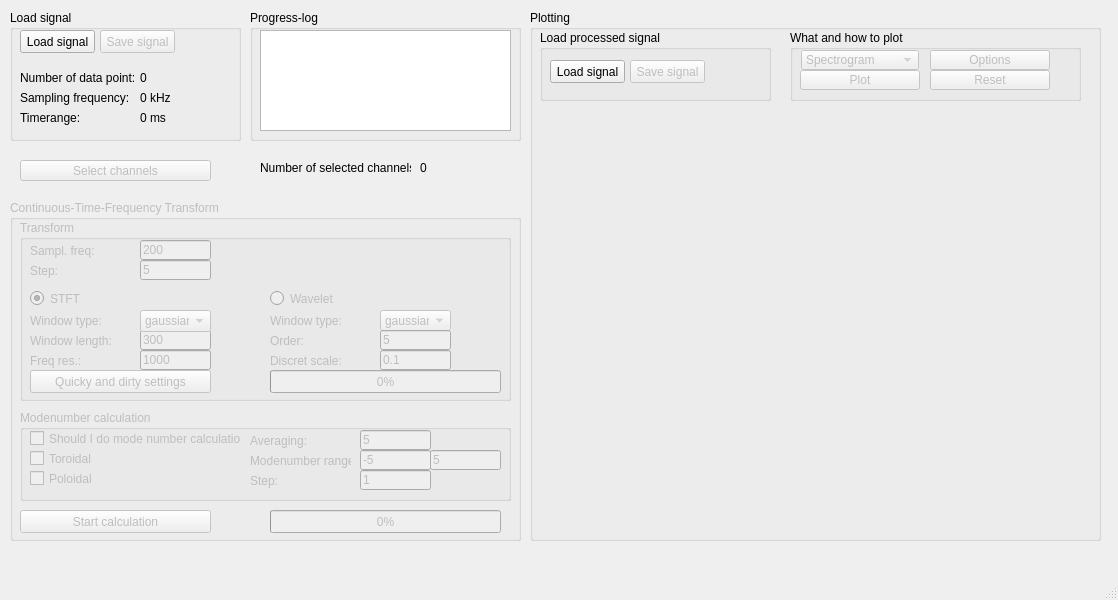
Old version of the form python/gui/gui_layout.ui in the repository fusion-flap/nti-wavelet-tools.
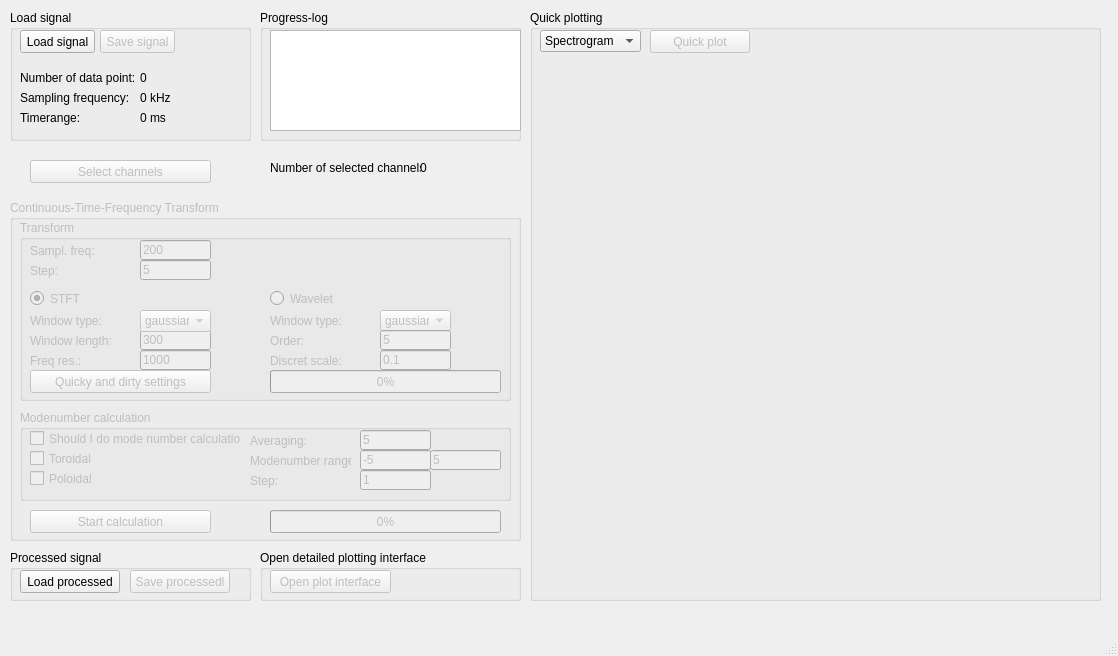
New version of the form.

Commit message: #4 gui layout changed, separating detailed plotting options from quick plotting. Unnamed gui elements has been named.

Patch:
```diff
--- a/python/gui/gui_layout.ui
+++ b/python/gui/gui_layout.ui
@@ -7,7 +7,7 @@
     <x>0</x>
     <y>0</y>
     <width>1118</width>
-    <height>600</height>
+    <height>656</height>
    </rect>
   </property>
   <property name="windowTitle">
@@ -561,9 +561,9 @@
     <widget class="QPushButton" name="startcalculationButton">
      <property name="geometry">
       <rect>
-       <x>10</x>
+       <x>20</x>
        <y>310</y>
-       <width>191</width>
+       <width>181</width>
        <height>23</height>
       </rect>
      </property>
@@ -594,198 +594,66 @@
       <x>530</x>
       <y>10</y>
       <width>571</width>
-      <height>531</height>
+      <height>591</height>
      </rect>
     </property>
     <property name="title">
-     <string>Plotting</string>
+     <string>Quick plotting</string>
     </property>
     <widget class="QWidget" name="verticalLayoutWidget">
      <property name="geometry">
       <rect>
        <x>10</x>
-       <y>100</y>
+       <y>50</y>
        <width>541</width>
-       <height>421</height>
+       <height>531</height>
       </rect>
      </property>
      <layout class="QVBoxLayout" name="vlSpectra"/>
     </widget>
-    <widget class="QGroupBox" name="loadprocessedGB">
-     <property name="geometry">
-      <rect>
-       <x>10</x>
-       <y>20</y>
-       <width>231</width>
-       <height>71</height>
-      </rect>
-     </property>
-     <property name="title">
-      <string>Load processed signal</string>
-     </property>
-     <widget class="QPushButton" name="saveprocessedsignalButton">
-      <property name="enabled">
-       <bool>false</bool>
-      </property>
-      <property name="geometry">
-       <rect>
-        <x>90</x>
-        <y>30</y>
-        <width>75</width>
-        <height>23</height>
-       </rect>
-      </property>
-      <property name="text">
-       <string>Save signal</string>
-      </property>
-     </widget>
-     <widget class="QPushButton" name="loadprocessedsignalButton">
-      <property name="geometry">
-       <rect>
-        <x>10</x>
-        <y>30</y>
-        <width>75</width>
-        <height>23</height>
-       </rect>
-      </property>
-      <property name="text">
-       <string>Load signal</string>
-      </property>
-     </widget>
-    </widget>
-    <widget class="QGroupBox" name="plotoptionsGB">
+    <widget class="QPushButton" name="quickplotButton">
      <property name="enabled">
-      <bool>true</bool>
+      <bool>false</bool>
      </property>
      <property name="geometry">
       <rect>
-       <x>260</x>
+       <x>120</x>
        <y>20</y>
-       <width>291</width>
-       <height>71</height>
+       <width>100</width>
+       <height>23</height>
       </rect>
      </property>
-     <property name="title">
-      <string>What and how to plot</string>
+     <property name="text">
+      <string>Quick plot</string>
      </property>
-     <widget class="QPushButton" name="plotdoButton">
-      <property name="enabled">
-       <bool>false</bool>
-      </property>
-      <property name="geometry">
-       <rect>
-        <x>10</x>
-        <y>40</y>
-        <width>120</width>
-        <height>20</height>
-       </rect>
-      </property>
-      <property name="sizePolicy">
-       <sizepolicy hsizetype="Fixed" vsizetype="Fixed">
-        <horstretch>0</horstretch>
-        <verstretch>0</verstretch>
-       </sizepolicy>
-      </property>
+    </widget>
+    <widget class="QComboBox" name="quickplottypeButton">
+     <property name="geometry">
+      <rect>
+       <x>10</x>
+       <y>20</y>
+       <width>101</width>
+       <height>22</height>
+      </rect>
+     </property>
+     <property name="currentText">
+      <string>Spectrogram</string>
+     </property>
+     <item>
       <property name="text">
-       <string>Plot</string>
-      </property>
-     </widget>
-     <widget class="QPushButton" name="plotoptionsButton">
-      <property name="enabled">
-       <bool>false</bool>
-      </property>
-      <property name="geometry">
-       <rect>
-        <x>140</x>
-        <y>20</y>
-        <width>120</width>
-        <height>20</height>
-       </rect>
-      </property>
-      <property name="sizePolicy">
-       <sizepolicy hsizetype="Fixed" vsizetype="Fixed">
-        <horstretch>0</horstretch>
-        <verstretch>0</verstretch>
-       </sizepolicy>
-      </property>
-      <property name="text">
-       <string>Options</string>
-      </property>
-     </widget>
-     <widget class="QComboBox" name="plottypetypeComboBox">
-      <property name="enabled">
-       <bool>false</bool>
-      </property>
-      <property name="geometry">
-       <rect>
-        <x>11</x>
-        <y>20</y>
-        <width>118</width>
-        <height>20</height>
-       </rect>
-      </property>
-      <property name="sizePolicy">
-       <sizepolicy hsizetype="Fixed" vsizetype="Fixed">
-        <horstretch>0</horstretch>
-        <verstretch>0</verstretch>
-       </sizepolicy>
-      </property>
-      <property name="currentText">
        <string>Spectrogram</string>
       </property>
-      <item>
-       <property name="text">
-        <string>Spectrogram</string>
-       </property>
-      </item>
-      <item>
-       <property name="text">
-        <string>Modenumber</string>
-       </property>
-      </item>
-      <item>
-       <property name="text">
-        <string>Cross-spectrum</string>
-       </property>
-      </item>
-      <item>
-       <property name="text">
-        <string>Transfer fuction</string>
-       </property>
-      </item>
-      <item>
-       <property name="text">
-        <string>Coherence</string>
-       </property>
-      </item>
-      <item>
-       <property name="text">
-        <string>etc.</string>
-       </property>
-      </item>
-     </widget>
-     <widget class="QPushButton" name="plotresetButton">
-      <property name="enabled">
-       <bool>false</bool>
+     </item>
+     <item>
+      <property name="text">
+       <string>Modenumber</string>
       </property>
-      <property name="geometry">
-       <rect>
-        <x>140</x>
-        <y>40</y>
-        <width>120</width>
-        <height>20</height>
-       </rect>
-      </property>
-      <property name="sizePolicy">
-       <sizepolicy hsizetype="Fixed" vsizetype="Fixed">
-        <horstretch>0</horstretch>
-        <verstretch>0</verstretch>
-       </sizepolicy>
-      </property>
+     </item>
+     <item>
       <property name="text">
-       <string>Reset</string>
+       <string>Coherence</string>
       </property>
-     </widget>
+     </item>
     </widget>
    </widget>
    <widget class="QGroupBox" name="loadGB">
@@ -793,7 +661,7 @@
      <rect>
       <x>10</x>
       <y>10</y>
-      <width>231</width>
+      <width>241</width>
       <height>131</height>
      </rect>
     </property>
@@ -911,9 +779,9 @@
    <widget class="QGroupBox" name="progressGB">
     <property name="geometry">
      <rect>
-      <x>250</x>
+      <x>260</x>
       <y>10</y>
-      <width>271</width>
+      <width>261</width>
       <height>131</height>
      </rect>
     </property>
@@ -947,10 +815,10 @@
     </property>
     <property name="geometry">
      <rect>
-      <x>20</x>
+      <x>30</x>
       <y>160</y>
-      <width>191</width>
-      <height>21</height>
+      <width>181</width>
+      <height>23</height>
      </rect>
     </property>
     <property name="text">
@@ -960,7 +828,7 @@
    <widget class="QLabel" name="text4">
     <property name="geometry">
      <rect>
-      <x>260</x>
+      <x>270</x>
       <y>160</y>
       <width>151</width>
       <height>16</height>
@@ -983,6 +851,77 @@
      <string>0</string>
     </property>
    </widget>
+   <widget class="QGroupBox" name="loadprocessedGB">
+    <property name="geometry">
+     <rect>
+      <x>10</x>
+      <y>550</y>
+      <width>241</width>
+      <height>51</height>
+     </rect>
+    </property>
+    <property name="title">
+     <string>Processed signal</string>
+    </property>
+    <widget class="QPushButton" name="saveprocessedsignalButton">
+     <property name="enabled">
+      <bool>false</bool>
+     </property>
+     <property name="geometry">
+      <rect>
+       <x>120</x>
+       <y>20</y>
+       <width>100</width>
+       <height>23</height>
+      </rect>
+     </property>
+     <property name="text">
+      <string>Save processedl</string>
+     </property>
+    </widget>
+    <widget class="QPushButton" name="loadprocessedsignalButton">
+     <property name="geometry">
+      <rect>
+       <x>10</x>
+       <y>20</y>
+       <width>100</width>
+       <height>23</height>
+      </rect>
+     </property>
+     <property name="text">
+      <string>Load processed</string>
+     </property>
+    </widget>
+   </widget>
+   <widget class="QGroupBox" name="plottinginterfaceGB">
+    <property name="geometry">
+     <rect>
+      <x>260</x>
+      <y>550</y>
+      <width>261</width>
+      <height>51</height>
+     </rect>
+    </property>
+    <property name="title">
+     <string>Open detailed plotting interface</string>
+    </property>
+    <widget class="QPushButton" name="openplottinginterfaceButton">
+     <property name="enabled">
+      <bool>false</bool>
+     </property>
+     <property name="geometry">
+      <rect>
+       <x>10</x>
+       <y>20</y>
+       <width>121</width>
+       <height>23</height>
+      </rect>
+     </property>
+     <property name="text">
+      <string>Open plot interface</string>
+     </property>
+    </widget>
+   </widget>
   </widget>
   <widget class="QMenuBar" name="menubar">
    <property name="geometry">
```
Left out of the diff: 40 changed lines with no effect on the pictures.
